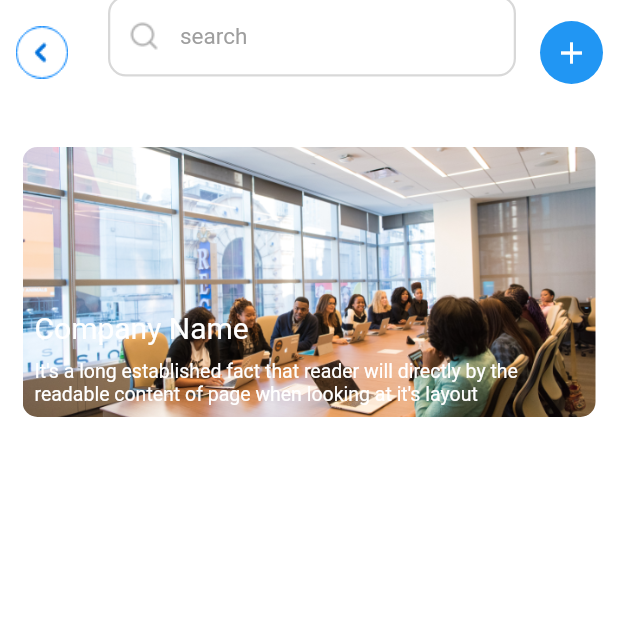
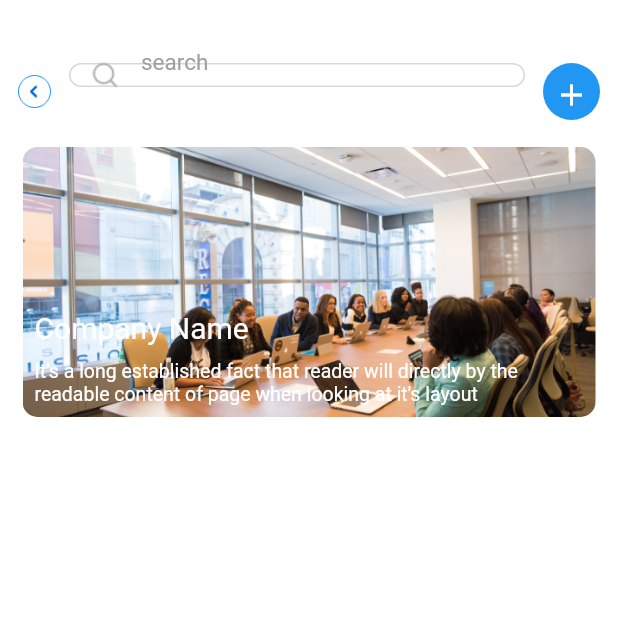
Before and after one commit to NatnaelBerhanu-1/instajob, a Flutter app: the JobOpeningScreen screen opened directly, on a phone screen of 412 x 824 dp, the top half of it. Run offline on Flutter 3.47's test engine with Material 2 defaults, Android fonts, the phone set to English and light mode, and no system bars; our stand-ins replace dio, dotted_border, equatable, firebase_auth, firebase_core, flutter_bloc and 9 more; missing offline and left inert: flutter_facebook_auth; accounts and stored records are empty.

Commit message:
CHANGES add image assigned_company_screen.dart

```diff
--- a/lib/screens/auth_screen/login_screen.dart
+++ b/lib/screens/auth_screen/login_screen.dart
@@ -7,6 +7,7 @@ import 'package:insta_job/bloc/validation/validation_state.dart';
 import 'package:insta_job/globals.dart';
 import 'package:insta_job/screens/auth_screen/forgot_password.dart';
 import 'package:insta_job/screens/auth_screen/register_screen.dart';
+import 'package:insta_job/screens/insta_recruit/welcome_screen.dart';
 import 'package:insta_job/utils/app_routes.dart';
 import 'package:insta_job/widgets/custom_button/custom_img_button.dart';
 import 'package:insta_job/widgets/custom_text_field.dart';
@@ -61,7 +62,8 @@ class _LoginScreenState extends State<LoginScreen> {
                                 height: 30,
                                 width: 30,
                                 onTap: () {
-                                  Navigator.pop(context);
+                                  AppRoutes.pushAndRemoveUntil(
+                                      context, WelcomeScreen());
                                 },
                               ),
                               SizedBox(width: 50),
--- a/lib/screens/insta_recruit/bottom_navigation_screen/search_pages/job_opening/job_opening_page.dart
+++ b/lib/screens/insta_recruit/bottom_navigation_screen/search_pages/job_opening/job_opening_page.dart
@@ -22,25 +22,34 @@ class JobOpeningScreen extends StatelessWidget {
     return Scaffold(
         appBar: PreferredSize(
             preferredSize: Size(double.infinity, 90),
-            child: AppBar(
-              elevation: 0,
-              backgroundColor: MyColors.white,
-              toolbarHeight: 70,
-              title: IconTextField(
+            child: Padding(
+              padding: const EdgeInsets.only(top: 42.0, bottom: 10),
+              child: Row(
+                // elevation: 0,
+                // leadingWidth: 50,
+                // backgroundColor: MyColors.white,
+                // toolbarHeight: 70,
+                // title:
+
+                children: [
+                  ImageButton(
+                    image: MyImages.backArrowBorder,
+                    width: 30,
+                    height: 30,
+                    onTap: () {
+                      context.read<GlobalCubit>().setSelectedScreen(false,
+                          screenName: JobOpeningScreen());
+                    },
+                  ),
+                  Expanded(
+                    child: IconTextField(
                       prefixIcon: ImageButton(
                         image: MyImages.searchGrey,
                       ),
+                      borderRadius: 25,
                       hint: "search",
                     ),
-              leading: ImageButton(
-                image: MyImages.backArrowBorder,
-                onTap: () {
-                  context
-                      .read<GlobalCubit>()
-                      .setSelectedScreen(false, screenName: JobOpeningScreen());
-                },
                   ),
-              actions: [
                   GestureDetector(
                     onTap: () {
                       context.read<GlobalCubit>().setSelectedScreen(true,
@@ -48,7 +57,7 @@ class JobOpeningScreen extends StatelessWidget {
                       // AppRoutes.push(context, EditListing());
                     },
                     child: Padding(
-                    padding: const EdgeInsets.only(right: 10.0),
+                      padding: const EdgeInsets.only(right: 10.0, left: 10),
                       child: Container(
                         decoration: BoxDecoration(
                             color: MyColors.blue, shape: BoxShape.circle),
@@ -63,6 +72,7 @@ class JobOpeningScreen extends StatelessWidget {
                     ),
                   )
                 ],
+              ),
             )),
         body: Padding(
           padding: const EdgeInsets.symmetric(vertical: 8.0, horizontal: 15),
--- a/lib/screens/insta_recruit/bottom_navigation_screen/user_account/feedback/feedback_screen.dart
+++ b/lib/screens/insta_recruit/bottom_navigation_screen/user_account/feedback/feedback_screen.dart
@@ -32,7 +32,7 @@ class _FeedBackScreenState extends State<FeedBackScreen> {
           child: SingleChildScrollView(
             child: Column(
               children: [
-                IconTextField(
+                CustomTextField(
                   hint: "Message....",
                   maxLine: 10,
                 ),
--- a/lib/screens/insta_recruit/user_type_screen.dart
+++ b/lib/screens/insta_recruit/user_type_screen.dart
@@ -49,6 +49,7 @@ class _UserTypeScreenState extends State<UserTypeScreen> {
                   MyImages.logo,
                   height: MediaQuery.of(context).size.height * 0.35,
                   width: MediaQuery.of(context).size.width,
+                  fit: BoxFit.fitHeight,
                 ),
               ),
               BlocBuilder<GlobalCubit, InitialState>(builder: (context, state) {
--- a/lib/utils/my_images.dart
+++ b/lib/utils/my_images.dart
@@ -79,4 +79,5 @@ class MyImages {
   static String notifyBg = "$baseUrl/notifyBg.png";
   static String resume1 = "$baseUrl/resume1.png";
   static String resumeImg = "$baseUrl/resume_img.png";
+  static String welcomeLogo = "$baseUrl/welcom_logo.png";
 }
--- a/lib/widgets/custom_text_field.dart
+++ b/lib/widgets/custom_text_field.dart
@@ -17,6 +17,7 @@ class IconTextField extends StatelessWidget {
   final Color? hintColor;
   final Widget? prefixIcon;
   final Widget? suffixIcon;
+  final double? borderRadius;
   final int? maxLine;
   final int? maxLength;
   final TextEditingController? controller;
@@ -49,12 +50,18 @@ class IconTextField extends StatelessWidget {
     this.readOnly,
     this.lblColor,
     this.maxLength,
-    List? inputFormatters,
+    this.borderRadius,
   }) : super(key: key);
 
   @override
   Widget build(BuildContext context) {
+    OutlineInputBorder border = OutlineInputBorder(
+      borderRadius: BorderRadius.all(Radius.circular(borderRadius ?? 12)),
+      borderSide:
+          BorderSide(color: color ?? MyColors.grey.withOpacity(.40), width: 1),
+    );
     return TextFormField(
+      onTap: onPressed,
       style: TextStyle(
         color: MyColors.black,
       ),
@@ -79,7 +86,7 @@ class IconTextField extends StatelessWidget {
         isDense: true,
         border: OutlineInputBorder(
           borderRadius: BorderRadius.all(Radius.circular(12)),
-          borderSide: BorderSide(color: MyColors.grey, width: 1.5),
+          borderSide: BorderSide(color: MyColors.grey, width: 1),
         ),
         // prefixText: "+973",
         prefixIcon: prefixIcon ?? SizedBox(),
@@ -90,25 +97,10 @@ class IconTextField extends StatelessWidget {
           fontWeight: FontWeight.w400,
           fontSize: 15,
         ),
-        enabledBorder: OutlineInputBorder(
-          borderRadius: BorderRadius.all(Radius.circular(12)),
-          borderSide: BorderSide(
-              color: color ?? MyColors.grey.withOpacity(.40), width: 1.5),
-        ),
-        focusedBorder: OutlineInputBorder(
-          borderRadius: BorderRadius.all(Radius.circular(12)),
-          borderSide: BorderSide(color: color ?? MyColors.blue, width: 1.5),
-        ),
-        focusedErrorBorder: OutlineInputBorder(
-          borderRadius: BorderRadius.all(Radius.circular(12)),
-          borderSide: BorderSide(
-              color: color ?? MyColors.grey.withOpacity(.40), width: 1.5),
-        ),
-        errorBorder: OutlineInputBorder(
-          borderRadius: BorderRadius.all(Radius.circular(12)),
-          borderSide: BorderSide(
-              color: color ?? MyColors.grey.withOpacity(.40), width: 1.5),
-        ),
+        enabledBorder: border,
+        focusedBorder: border,
+        focusedErrorBorder: border,
+        errorBorder: border,
       ),
     );
   }
@@ -122,6 +114,7 @@ class CustomTextField extends StatelessWidget {
   final Color? lblColor;
   final Color? hintColor;
   final Widget? suffixIcon;
+  final double? borderRadius;
   final int? maxLine;
   final int? maxLength;
   final TextEditingController? controller;
@@ -154,10 +147,16 @@ class CustomTextField extends StatelessWidget {
     this.maxLength,
     List? inputFormatters,
     this.suffixIcon,
+    this.borderRadius,
   }) : super(key: key);
 
   @override
   Widget build(BuildContext context) {
+    OutlineInputBorder border = OutlineInputBorder(
+      borderRadius: BorderRadius.all(Radius.circular(borderRadius ?? 12)),
+      borderSide:
+          BorderSide(color: color ?? MyColors.grey.withOpacity(.40), width: 1),
+    );
     return Column(
       crossAxisAlignment: CrossAxisAlignment.start,
       children: [
@@ -194,10 +193,7 @@ class CustomTextField extends StatelessWidget {
             fillColor: fillColor ?? Colors.white,
             filled: true,
             isDense: true,
-            border: OutlineInputBorder(
-              borderRadius: BorderRadius.all(Radius.circular(12)),
-              borderSide: BorderSide(color: MyColors.grey, width: 1.5),
-            ),
+            border: border,
             // prefixText: "+973",
 
             hintText: "$hint",
@@ -206,19 +202,9 @@ class CustomTextField extends StatelessWidget {
               fontWeight: FontWeight.w400,
               fontSize: 15,
             ),
-            enabledBorder: OutlineInputBorder(
-              borderRadius: BorderRadius.all(Radius.circular(12)),
-              borderSide: BorderSide(
-                  color: color ?? MyColors.grey.withOpacity(.40), width: 1.5),
-            ),
-            focusedBorder: OutlineInputBorder(
-              borderRadius: BorderRadius.all(Radius.circular(12)),
-              borderSide: BorderSide(color: color ?? MyColors.blue, width: 1.5),
-            ),
-            errorBorder: OutlineInputBorder(
-              borderRadius: BorderRadius.all(Radius.circular(12)),
-              borderSide: BorderSide(color: color ?? MyColors.grey, width: 1.5),
-            ),
+            enabledBorder: border,
+            focusedBorder: border,
+            errorBorder: border,
           ),
         ),
       ],
@@ -232,7 +218,7 @@ class CustomPhonePickerTextField extends StatelessWidget {
   CustomPhonePickerTextField({Key? key, this.controller, this.label})
       : super(key: key);
   InputBorder border = OutlineInputBorder(
-      borderSide: BorderSide(color: MyColors.grey.withOpacity(.50), width: 1.5),
+      borderSide: BorderSide(color: MyColors.grey.withOpacity(.50), width: 1),
       borderRadius: BorderRadius.circular(10));
   @override
   Widget build(BuildContext context) {
```
Also changed, not shown: lib/screens/insta_recruit/bottom_navigation_screen/search_pages/assigned_company_screen.dart (+8 -3 lines), lib/screens/insta_recruit/bottom_navigation_screen/search_pages/search_company.dart (+7 -1 lines), lib/screens/insta_recruit/welcome_screen.dart (+35 -6 lines), assets/images/welcom_logo.png (added). Lines whose indentation alone changed are shown as unchanged.
